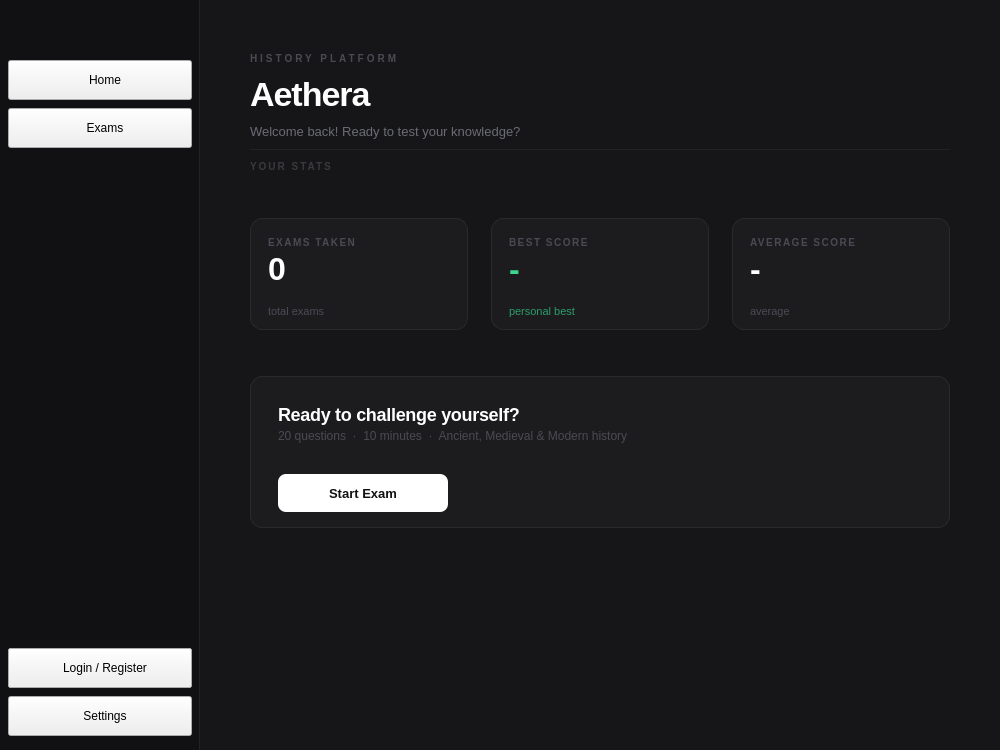
Old version of the form src/ui/home/home.ui in the repository DIDimov24/Aethera.
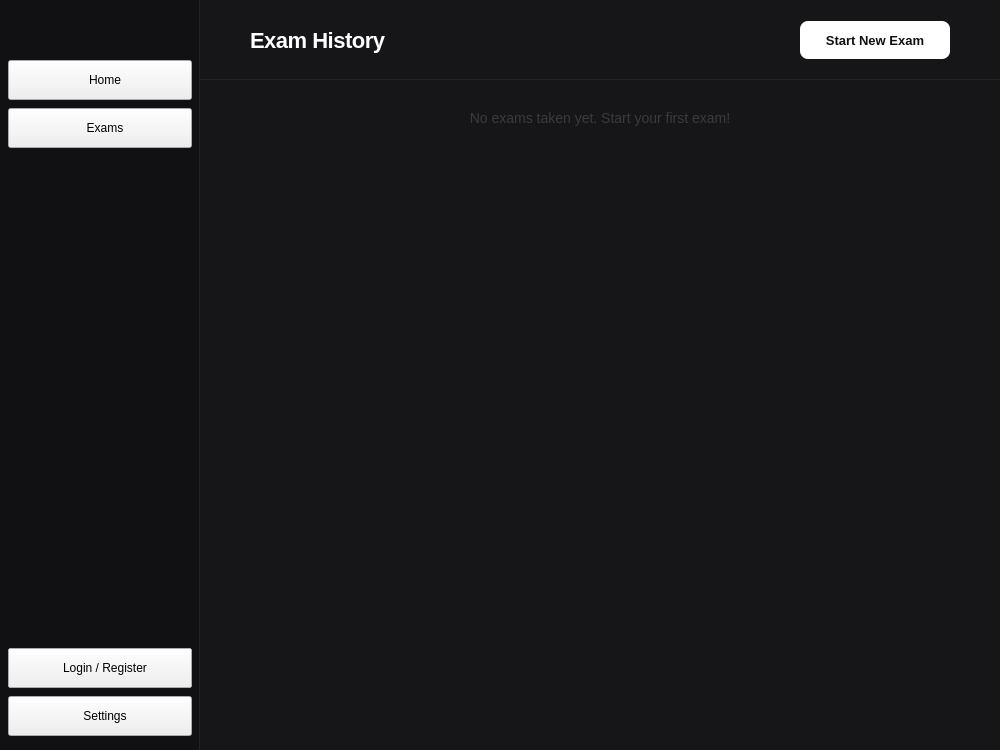
New version of the form. The open tabs and pages were chosen to show the change. Icons and pictures are not drawn.

Commit message: Add exam page remove try again button, close #10

Patch:
```diff
--- a/src/ui/home/home.ui
+++ b/src/ui/home/home.ui
@@ -133,8 +133,7 @@
 QPushButton#buttonStartExam:pressed {
     background-color: #d0d0d0;
 }
-QPushButton#buttonNext,
-QPushButton#buttonRetry {
+QPushButton#buttonNext {
     background-color: #ffffff;
     color: #111113;
     font-size: 14px;
@@ -143,8 +142,7 @@
     border-radius: 8px;
     padding: 12px 28px;
 }
-QPushButton#buttonNext:hover,
-QPushButton#buttonRetry:hover {
+QPushButton#buttonNext:hover {
     background-color: #e8e8e8;
 }
 QPushButton#buttonNext:disabled {
@@ -573,7 +571,7 @@
       <item>
        <widget class="QLabel" name="labelSubtitle">
         <property name="text">
-         <string>HISTORY PLATFORM</string>
+         <string>STUDY PLATFORM</string>
         </property>
        </widget>
       </item>
@@ -876,7 +874,7 @@
          <item>
           <widget class="QLabel" name="labelHeroDesc">
            <property name="text">
-            <string>20 questions  ·  10 minutes  ·  Ancient, Medieval &amp; Modern history</string>
+            <string>20 questions  ·  10 minutes  ·  mixed subjects</string>
            </property>
           </widget>
          </item>
@@ -2204,6 +2202,184 @@
       </item>
      </layout>
     </widget>
+    <widget class="QWidget" name="pageExamHistory">
+     <layout class="QVBoxLayout" name="pageExamHistoryLayout">
+      <property name="spacing">
+       <number>0</number>
+      </property>
+      <property name="leftMargin">
+       <number>0</number>
+      </property>
+      <property name="topMargin">
+       <number>0</number>
+      </property>
+      <property name="rightMargin">
+       <number>0</number>
+      </property>
+      <property name="bottomMargin">
+       <number>0</number>
+      </property>
+      <item>
+       <widget class="QWidget" name="examHistoryHeader" native="true">
+        <property name="minimumSize">
+         <size>
+          <width>0</width>
+          <height>80</height>
+         </size>
+        </property>
+        <property name="maximumSize">
+         <size>
+          <width>16777215</width>
+          <height>80</height>
+         </size>
+        </property>
+        <property name="styleSheet">
+         <string notr="true">QWidget#examHistoryHeader { background-color: #161618; border-bottom: 1px solid #222224; }</string>
+        </property>
+        <layout class="QHBoxLayout" name="examHistoryHeaderLayout">
+         <property name="leftMargin">
+          <number>50</number>
+         </property>
+         <property name="topMargin">
+          <number>0</number>
+         </property>
+         <property name="rightMargin">
+          <number>50</number>
+         </property>
+         <property name="bottomMargin">
+          <number>0</number>
+         </property>
+         <item>
+          <widget class="QLabel" name="labelExamHistoryTitle">
+           <property name="styleSheet">
+            <string notr="true">color: #ffffff; font-size: 22px; font-weight: 700; letter-spacing: -0.5px;</string>
+           </property>
+           <property name="text">
+            <string>Exam History</string>
+           </property>
+          </widget>
+         </item>
+         <item>
+          <spacer name="examHistoryHeaderSpacer">
+           <property name="orientation">
+            <enum>Qt::Orientation::Horizontal</enum>
+           </property>
+           <property name="sizeHint" stdset="0">
+            <size>
+             <width>40</width>
+             <height>20</height>
+            </size>
+           </property>
+          </spacer>
+         </item>
+         <item>
+          <widget class="QPushButton" name="buttonNewExam">
+           <property name="minimumSize">
+            <size>
+             <width>150</width>
+             <height>38</height>
+            </size>
+           </property>
+           <property name="maximumSize">
+            <size>
+             <width>150</width>
+             <height>38</height>
+            </size>
+           </property>
+           <property name="styleSheet">
+            <string notr="true">
+QPushButton {
+    background-color: #ffffff;
+    color: #111113;
+    font-size: 13px;
+    font-weight: 600;
+    border: none;
+    border-radius: 8px;
+}
+QPushButton:hover {
+    background-color: #e8e8e8;
+}
+            </string>
+           </property>
+           <property name="text">
+            <string>Start New Exam</string>
+           </property>
+          </widget>
+         </item>
+        </layout>
+       </widget>
+      </item>
+      <item>
+       <widget class="QScrollArea" name="scrollAreaExamHistory">
+        <property name="styleSheet">
+         <string notr="true">
+QScrollArea { background: transparent; border: none; }
+QScrollBar:vertical { background: #161618; width: 6px; border-radius: 3px; }
+QScrollBar::handle:vertical { background: #2a2a2d; border-radius: 3px; min-height: 30px; }
+QScrollBar::add-line:vertical, QScrollBar::sub-line:vertical { height: 0; }
+         </string>
+        </property>
+        <property name="frameShape">
+         <enum>QFrame::Shape::NoFrame</enum>
+        </property>
+        <property name="widgetResizable">
+         <bool>true</bool>
+        </property>
+        <widget class="QWidget" name="scrollContentExamHistory">
+         <property name="styleSheet">
+          <string notr="true">background: transparent;</string>
+         </property>
+         <layout class="QVBoxLayout" name="layoutExamHistoryContent">
+          <property name="spacing">
+           <number>10</number>
+          </property>
+          <property name="leftMargin">
+           <number>50</number>
+          </property>
+          <property name="topMargin">
+           <number>30</number>
+          </property>
+          <property name="rightMargin">
+           <number>50</number>
+          </property>
+          <property name="bottomMargin">
+           <number>30</number>
+          </property>
+          <item>
+           <widget class="QLabel" name="labelExamHistoryEmpty">
+            <property name="visible">
+             <bool>true</bool>
+            </property>
+            <property name="styleSheet">
+             <string notr="true">color: #3a3a3e; font-size: 14px;</string>
+            </property>
+            <property name="text">
+             <string>No exams taken yet. Start your first exam!</string>
+            </property>
+            <property name="alignment">
+             <set>Qt::AlignmentFlag::AlignCenter</set>
+            </property>
+           </widget>
+          </item>
+          <item>
+           <spacer name="examHistoryBottomSpacer">
+            <property name="orientation">
+             <enum>Qt::Orientation::Vertical</enum>
+            </property>
+            <property name="sizeHint" stdset="0">
+             <size>
+              <width>20</width>
+              <height>40</height>
+             </size>
+            </property>
+           </spacer>
+          </item>
+         </layout>
+        </widget>
+       </widget>
+      </item>
+     </layout>
+    </widget>
    </widget>
   </widget>
  </widget>
```
Left out of the diff: 58 changed lines with no effect on the pictures. The commit also changes 6 other files.
